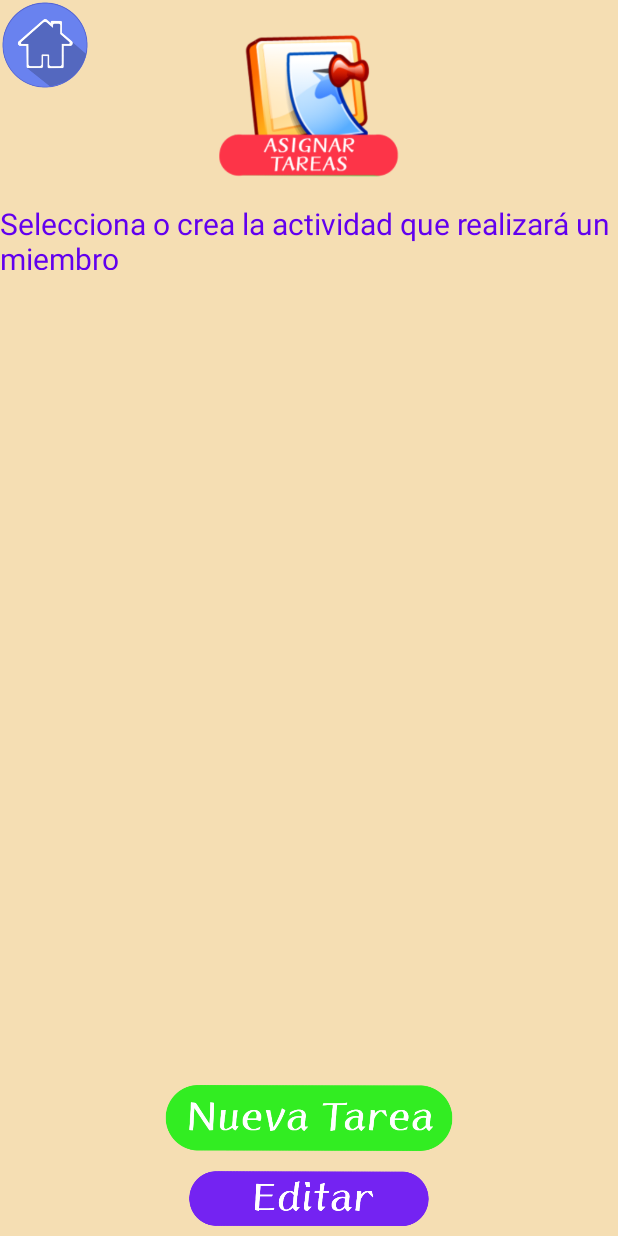
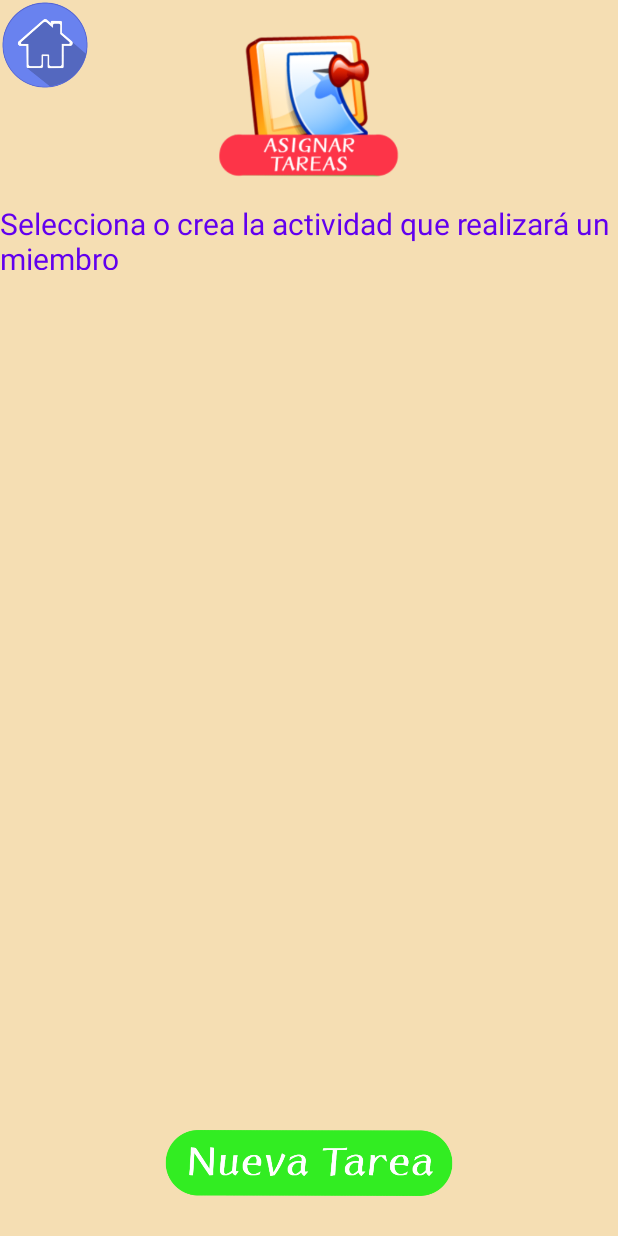
Before and after one commit to AdrianY1998/tareas-divertidas, an Android app: the layout asignacion_tareas.xml on its own in the app's theme, with its tools: preview values and no code run, on a phone screen of 412 x 824 dp. Run offline under Robolectric (Android 15) with nearby library versions, the phone set to English and light mode, and no system bars.

Commit message:
Correción de layout asignación de tareas

```diff
--- a/app/src/main/res/layout/asignacion_tareas.xml
+++ b/app/src/main/res/layout/asignacion_tareas.xml
@@ -50,13 +50,9 @@
             android:id="@+id/nuevaTarea"
             android:layout_width="wrap_content"
             android:layout_height="60dp"
+            android:layout_marginBottom="20dp"
             android:src="@drawable/boton_nueva_tarea"/>
 
-        <ImageView
-            android:id="@+id/editar"
-            android:layout_width="wrap_content"
-            android:layout_height="50dp"
-            android:src="@drawable/boton_editar" />
 
     </LinearLayout>
 
--- a/app/src/main/res/layout/tareas_disponibles.xml
+++ b/app/src/main/res/layout/tareas_disponibles.xml
@@ -74,7 +74,7 @@
             android:layout_width="match_parent"
             android:layout_height="wrap_content"
             android:ems="10"
-            android:inputType="textPersonName"
+            android:inputType="number"
             android:text="Puntaje"
             android:textColor="@color/design_default_color_primary" />
 
```
